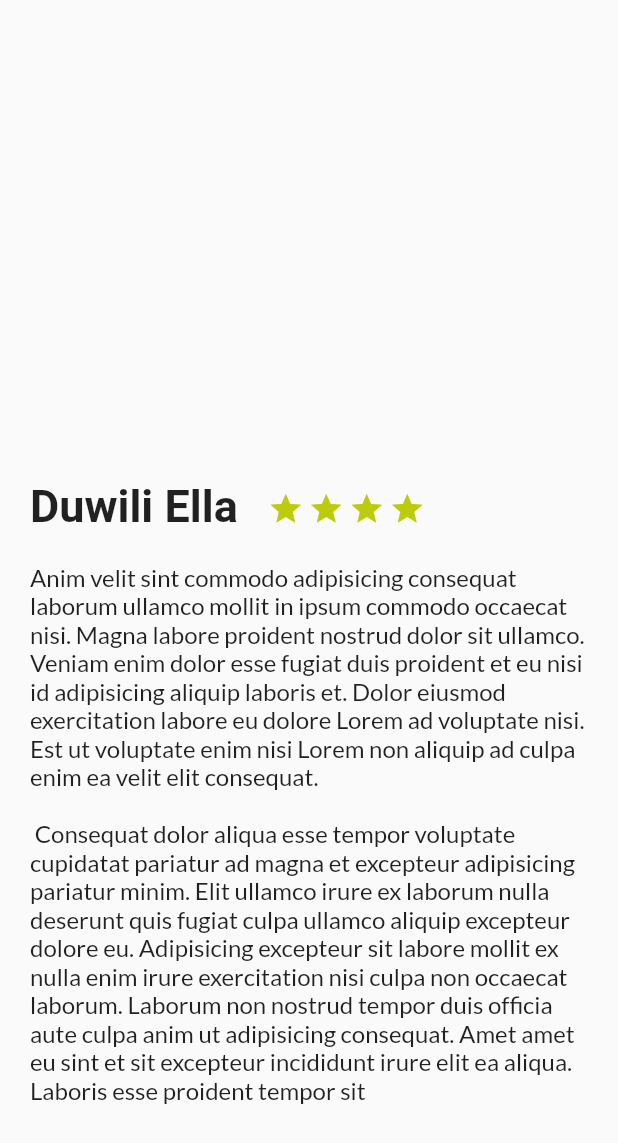
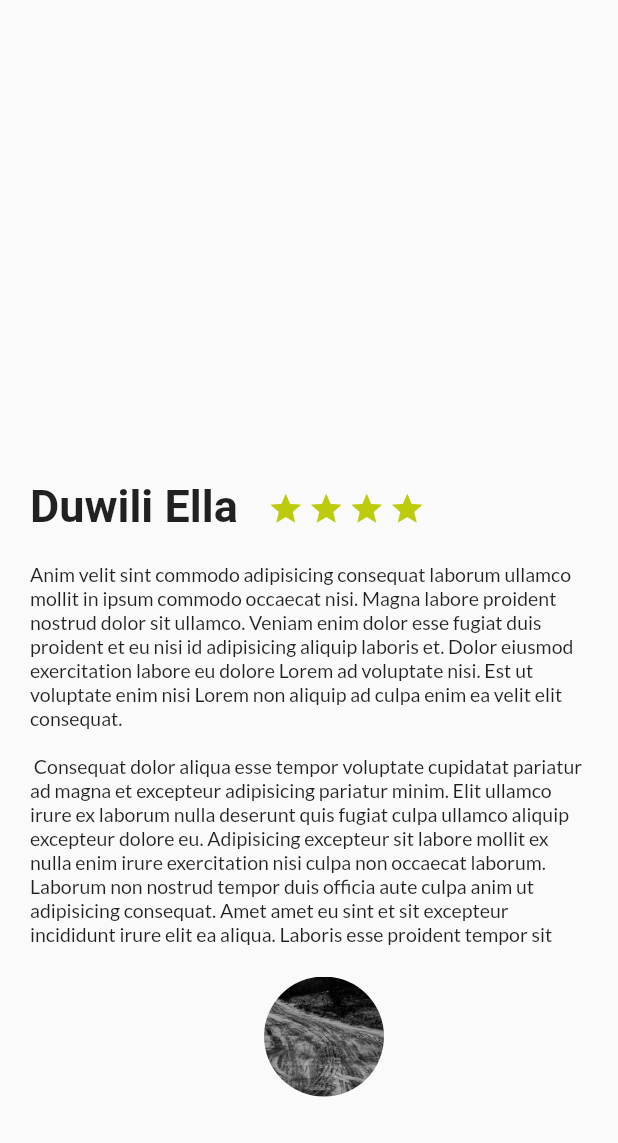
Before and after one commit to NoeNavarro1/viajecitos, a Flutter app: the screen it shows after launch, on a phone screen of 412 x 824 dp. Shown: the top 1143 px of the screen. Run offline on Flutter 3.47's test engine with Material 2 defaults, Android fonts, the phone set to English and light mode, and no system bars; our stand-ins replace google_fonts.

Commit message:
segundo commit

```diff
--- a/lib/screens/description_place_screen.dart
+++ b/lib/screens/description_place_screen.dart
@@ -1,5 +1,6 @@
 import 'package:flutter/material.dart';
 import 'package:google_fonts/google_fonts.dart';
+import 'package:viajecitos/screens/review.dart';
 
 //stlesss
 class DescriptionPlaceScreen extends StatelessWidget {
@@ -56,7 +57,7 @@ class DescriptionPlaceScreen extends StatelessWidget {
         descriptionText,
         style: GoogleFonts.lato(
           textStyle: const TextStyle(
-            fontSize: 16,
+            fontSize: 13,
           )
         ),
       ),
@@ -66,6 +67,7 @@ class DescriptionPlaceScreen extends StatelessWidget {
       children: [
         titleAndStarts,
         description,
+        const Review(),
       ],
     );
   }
--- /dev/null
+++ b/lib/screens/review.dart
@@ -0,0 +1,27 @@
+import 'package:flutter/material.dart';
+
+class Review extends StatelessWidget {
+  final String pathProfile = 'assets/img/profile.jpg';
+  const Review({super.key});
+
+  @override
+  Widget build(BuildContext context) {
+
+    final profilePic = Container(
+      margin: const EdgeInsets.only(
+        top: 20.0,
+        left: 20.0,
+      ),
+  width: 80.0,
+  height: 80.0,
+  decoration : BoxDecoration(
+    shape: BoxShape.circle,
+    image: DecorationImage(
+      fit: BoxFit.cover,
+      image: AssetImage(pathProfile),
+    )
+  )
+    );
+  return profilePic;
+  }
+}
```
Also changed, not shown: pubspec.yaml (+4 -3 lines), assets/img/profile.jpg (added).
